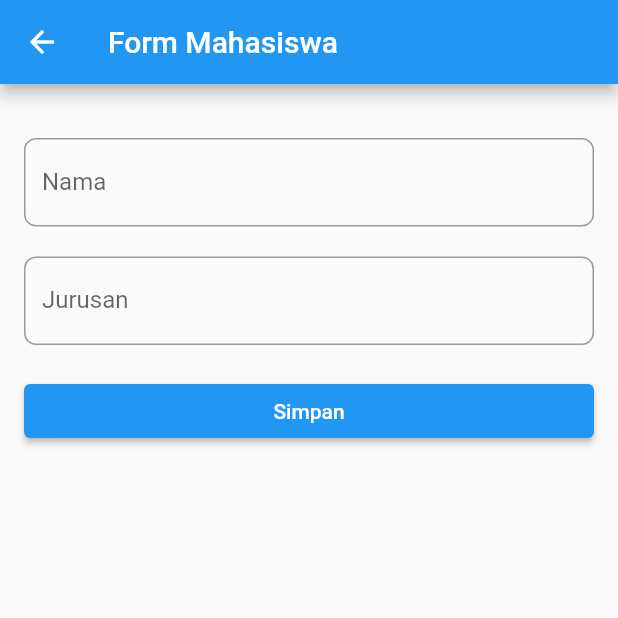
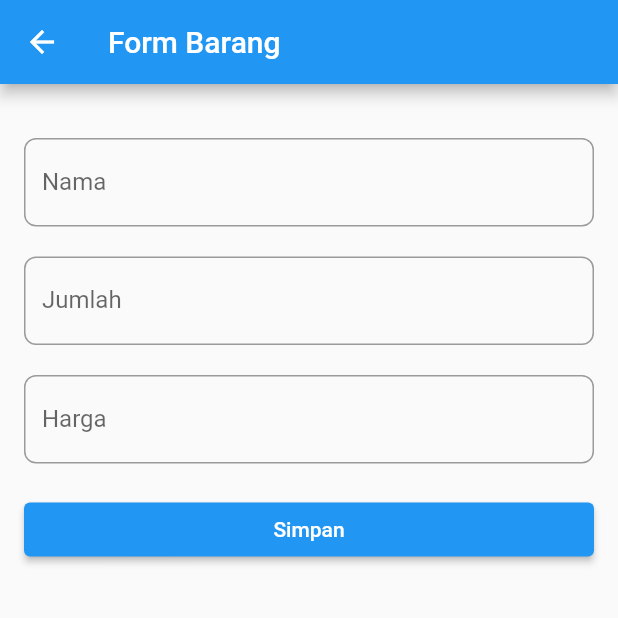
Before and after one commit to rangguy/uts-mobile, a Flutter app: the TambahData screen opened directly, on a phone screen of 412 x 824 dp, the top half of it. Run offline on Flutter 3.47's test engine with Material 2 defaults, Android fonts, the phone set to English and light mode, and no system bars; our stand-ins replace shared_preferences; accounts and stored records are empty; network calls fail.

Commit message:
UTS Mobile daftar belanja

```diff
--- a/lib/list_data.dart
+++ b/lib/list_data.dart
@@ -15,10 +15,10 @@ class ListData extends StatefulWidget {
 }
 
 class _ListDataState extends State<ListData> {
-  List<Map<String, String>> dataMahasiswa = [];
+  List<Map<String, String>> dataBarang = [];
   String url = Platform.isAndroid
-      ? 'http://192.168.1.7/belajarflutter/index.php'
-      : 'http://localhost/belajarflutter/index.php';
+      ? 'http://10.98.5.105/uasmobile/index.php'
+      : 'http://localhost/uasmobile/index.php';
   @override
   void initState() {
     super.initState();
@@ -30,10 +30,11 @@ class _ListDataState extends State<ListData> {
     if (response.statusCode == 200) {
       final List<dynamic> data = json.decode(response.body);
       setState(() {
-        dataMahasiswa = List<Map<String, String>>.from(data.map((item) {
+        dataBarang = List<Map<String, String>>.from(data.map((item) {
           return {
             'nama': item['nama'] as String,
-            'jurusan': item['jurusan'] as String,
+            'jumlah': item['jumlah'] as String,
+            'harga': item['harga'] as String,
             'id': item['id'] as String,
           };
         }));
@@ -52,12 +53,12 @@ class _ListDataState extends State<ListData> {
     }
   }
 
-  lihatMahasiswa(String id, String nama, String jurusan) {
+  lihatBarang(String id, String nama, String jumlah, String harga) {
     showDialog(
         context: context,
         builder: (BuildContext context) {
           return AlertDialog(
-            title: Text('Detail Mahasiswa'),
+            title: Text('Detail Barang'),
             content: Container(
               height: 100.0,
               width: 400.0,
@@ -71,7 +72,10 @@ class _ListDataState extends State<ListData> {
                     child: Text('Nama : $nama'),
                   ),
                   Container(
-                    child: Text('Jurusan : $jurusan'),
+                    child: Text('jumlah : $jumlah'),
+                  ),
+                  Container(
+                    child: Text('harga : $harga'),
                   ),
                 ],
               ),
@@ -84,7 +88,7 @@ class _ListDataState extends State<ListData> {
   Widget build(BuildContext context) {
     return Scaffold(
       appBar: AppBar(
-        title: const Text('List Data Mahasiswa'),
+        title: const Text('Daftar Belanja'),
       ),
       drawer: const SideMenu(),
       body: Column(
@@ -97,25 +101,26 @@ class _ListDataState extends State<ListData> {
                     builder: ((context) => const TambahData()),
                   ));
             },
-            child: const Text('Tambah Data Mahasiswa'),
+            child: const Text('Tambah Data Barang'),
           ),
           Expanded(
             child: ListView.builder(
-              itemCount: dataMahasiswa.length,
+              itemCount: dataBarang.length,
               itemBuilder: (context, index) {
                 return ListTile(
-                  title: Text(dataMahasiswa[index]['nama']!),
-                  subtitle: Text('Jurusan: ${dataMahasiswa[index]['jurusan']}'),
+                  title: Text(dataBarang[index]['nama']!),
+                  subtitle: Text('Jumlah: ${dataBarang[index]['jumlah']}'),
                   trailing: Row(
                     mainAxisSize: MainAxisSize.min,
                     children: <Widget>[
                       IconButton(
                         icon: const Icon(Icons.visibility),
                         onPressed: () {
-                          lihatMahasiswa(
-                              dataMahasiswa[index]['id']!,
-                              dataMahasiswa[index]['nama']!,
-                              dataMahasiswa[index]['jurusan']!);
+                          lihatBarang(
+                              dataBarang[index]['id']!,
+                              dataBarang[index]['nama']!,
+                              dataBarang[index]['jumlah']!,
+                              dataBarang[index]['harga']!);
                         },
                       ),
                       IconButton(
@@ -125,17 +130,19 @@ class _ListDataState extends State<ListData> {
                               context,
                               MaterialPageRoute(
                                 builder: ((context) => UpdateData(
-                                    id: dataMahasiswa[index]['id']!,
-                                    nama: dataMahasiswa[index]['nama']!,
-                                    jurusan: dataMahasiswa[index]['jurusan']!,
-                                    url: url)),
+                                      id: dataBarang[index]['id']!,
+                                      nama: dataBarang[index]['nama']!,
+                                      jumlah: dataBarang[index]['jumlah']!,
+                                      url: url,
+                                      harga: dataBarang[index]['harga']!,
+                                    )),
                               ));
                         },
                       ),
                       IconButton(
                         icon: const Icon(Icons.delete),
                         onPressed: () {
-                          deleteData(int.parse(dataMahasiswa[index]['id']!))
+                          deleteData(int.parse(dataBarang[index]['id']!))
                               .then((result) {
                             if (result['pesan'] == 'berhasil') {
                               showDialog(
@@ -143,7 +150,7 @@ class _ListDataState extends State<ListData> {
                                   builder: (context) {
                                     return AlertDialog(
                                       title:
-                                          const Text('Data berhasil di hapus'),
+                                          const Text('Data berhasil dihapus'),
                                       content: const Text('ok'),
                                       actions: [
                                         TextButton(
--- a/lib/side_menu.dart
+++ b/lib/side_menu.dart
@@ -26,8 +26,8 @@ class SideMenu extends StatelessWidget {
         },
       ),
       ListTile(
-        leading: const Icon(Icons.person),
-        title: const Text('Data Mahasiswa'),
+        leading: const Icon(Icons.shopping_bag),
+        title: const Text('Data barang'),
         onTap: () {
           Navigator.pushReplacement(
             context,
--- a/lib/tambah_data.dart
+++ b/lib/tambah_data.dart
@@ -14,14 +14,15 @@ class TambahData extends StatefulWidget {
 
 class _TambahDataState extends State<TambahData> {
   final namaController = TextEditingController();
-  final jurusanController = TextEditingController();
+  final jumlahController = TextEditingController();
+  final hargaController = TextEditingController();
 
-  Future postData(String nama, String jurusan) async {
+  Future postData(String nama, String jumlah, String harga) async {
     String url = Platform.isAndroid
-      ? 'http://192.168.1.7/belajarflutter/index.php'
-      : 'http://localhost/belajarflutter/index.php';
+      ? 'http://10.98.5.105/uasmobile/index.php'
+      : 'http://localhost/uasmobile/index.php';
     Map<String, String> headers = {'Content-Type': 'application/json'};
-    String jsonBody = '{"nama": "$nama", "jurusan": "$jurusan"}';
+    String jsonBody = '{"nama": "$nama", "jumlah": "$jumlah", "harga" : "$harga"}';
     var response = await http.post(
       Uri.parse(url),
       headers: headers,
@@ -39,7 +40,7 @@ class _TambahDataState extends State<TambahData> {
   Widget build(BuildContext context) {
     return Scaffold(
       appBar: AppBar(
-        title: const Text('Form Mahasiswa'),
+        title: const Text('Form Barang'),
         leading: IconButton(
           icon: Icon(Icons.arrow_back),
           onPressed: () {
@@ -68,9 +69,22 @@ class _TambahDataState extends State<TambahData> {
               top: 20,
             ),
             child: TextField(
-              controller: jurusanController,
+              controller: jumlahController,
               decoration: InputDecoration(
-                  labelText: 'Jurusan',
+                  labelText: 'Jumlah',
+                  border: OutlineInputBorder(
+                    borderRadius: BorderRadius.circular(8),
+                  )),
+            ),
+          ),
+          Padding(
+            padding: const EdgeInsets.only(
+              top: 20,
+            ),
+            child: TextField(
+              controller: hargaController,
+              decoration: InputDecoration(
+                  labelText: 'Harga',
                   border: OutlineInputBorder(
                     borderRadius: BorderRadius.circular(8),
                   )),
@@ -85,17 +99,15 @@ class _TambahDataState extends State<TambahData> {
               ),
               onPressed: () {
                 String nama = namaController.text;
-                String jurusan = jurusanController.text;
-                // print(nama);
-                postData(nama, jurusan).then((result) {
-                  //print(result['pesan']);
+                String jumlah = jumlahController.text;
+                String harga = hargaController.text;
+                postData(nama, jumlah, harga).then((result) {
                   if (result['pesan'] == 'berhasil') {
                     showDialog(
                         context: context,
                         builder: (context) {
-                          //var namauser2 = namauser;
                           return AlertDialog(
-                            title: const Text('Data berhasil di tambah'),
+                            title: const Text('Data berhasil ditambah'),
                             content: const Text('ok'),
                             actions: [
                               TextButton(
--- a/lib/update_data.dart
+++ b/lib/update_data.dart
@@ -7,14 +7,16 @@ import 'package:http/http.dart' as http;
 class UpdateData extends StatefulWidget {
   final String id;
   final String nama;
-  final String jurusan;
+  final String jumlah;
+  final String harga;
   final String url;
   const UpdateData(
       {super.key,
       required this.id,
       required this.nama,
-      required this.jurusan,
-      required this.url});
+      required this.jumlah,
+      required this.url,
+      required this.harga});
   @override
   _UpdateData createState() => _UpdateData(url: url);
 }
@@ -23,13 +25,19 @@ class _UpdateData extends State<UpdateData> {
   String url;
   _UpdateData({required this.url});
   final _namaController = TextEditingController();
-  final _jurusanController = TextEditingController();
+  final _jumlahController = TextEditingController();
+  final _hargaController = TextEditingController();
 
-  Future<void> updateData(String nama, String jurusan, String id) async {
+  Future<void> updateData(
+      String nama, String jumlah, String harga, String id) async {
     final response = await http.put(
       Uri.parse(url),
-      body: jsonEncode(
-          <String, String>{'id': id, 'nama': nama, 'jurusan': jurusan}),
+      body: jsonEncode(<String, String>{
+        'id': id,
+        'nama': nama,
+        'jumlah': jumlah,
+        'harga': harga
+      }),
     );
 
     if (response.statusCode == 200) {
@@ -48,7 +56,7 @@ class _UpdateData extends State<UpdateData> {
   Widget build(BuildContext context) {
     return Scaffold(
         appBar: AppBar(
-          title: const Text('Edit Mahasiswa'),
+          title: const Text('Edit Barang'),
           leading: IconButton(
             icon: Icon(Icons.arrow_back),
             onPressed: () {
@@ -81,10 +89,24 @@ class _UpdateData extends State<UpdateData> {
               top: 20,
             ),
             child: TextField(
-              controller: _jurusanController,
+              controller: _jumlahController,
               decoration: InputDecoration(
-                  label: Text(widget.jurusan),
-                  hintText: "Jurusan...",
+                  label: Text(widget.jumlah),
+                  hintText: "Jumlah...",
+                  border: OutlineInputBorder(
+                    borderRadius: BorderRadius.circular(8),
+                  )),
+            ),
+          ),
+          Padding(
+            padding: const EdgeInsets.only(
+              top: 20,
+            ),
+            child: TextField(
+              controller: _hargaController,
+              decoration: InputDecoration(
+                  label: Text(widget.harga),
+                  hintText: "Harga...",
                   border: OutlineInputBorder(
                     borderRadius: BorderRadius.circular(8),
                   )),
@@ -98,7 +120,7 @@ class _UpdateData extends State<UpdateData> {
                     style: TextStyle(color: Colors.white),
                   ),
                   onPressed: () {
-                    updateData(_namaController.text, _jurusanController.text,
+                    updateData(_namaController.text, _jumlahController.text, _hargaController.text,
                         widget.id);
                   }))
         ]));
```
